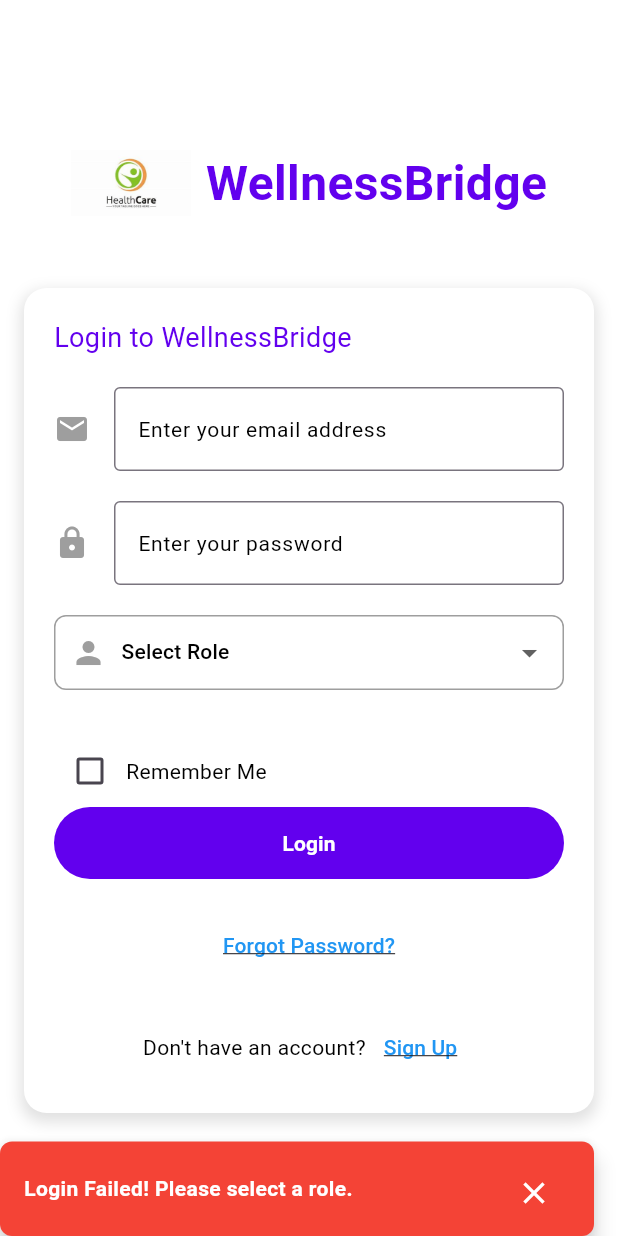
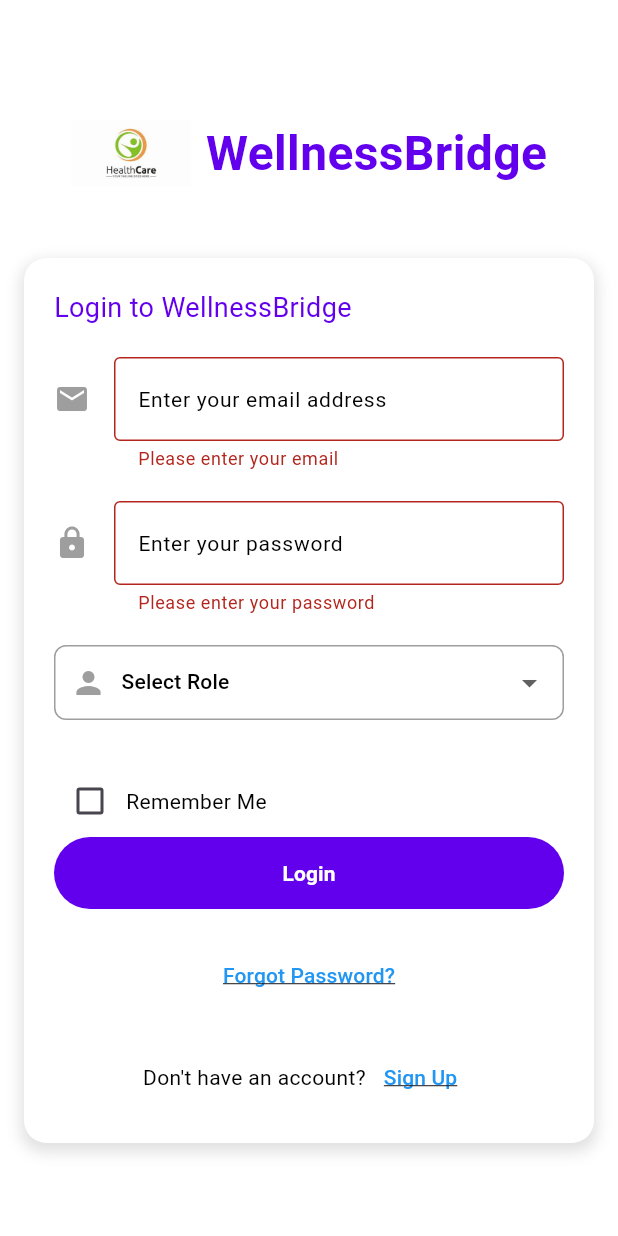
Before and after one commit to jadofils/WellnessBridge, a Flutter app: the screen it shows after launch, after a tap on "Login", on a phone screen of 412 x 824 dp. Run offline on Flutter 3.47's test engine with Material 3 defaults, Android fonts, the phone set to English and light mode, and no system bars.

Commit message:
login input validation

```diff
--- a/lib/HomePages/login.dart
+++ b/lib/HomePages/login.dart
@@ -10,8 +10,42 @@ class LoginPage extends StatefulWidget {
 }
 
 class _LoginPageState extends State<LoginPage> {
+  final _formKey = GlobalKey<FormState>();
   String? _selectedRole;
   bool _rememberMe = false;
+  TextEditingController _emailController = TextEditingController();
+  TextEditingController _passwordController = TextEditingController();
+
+  String? _validateEmail(String? value) {
+    if (value == null || value.isEmpty) {
+      return 'Please enter your email';
+    }
+    final emailRegex = RegExp(r'^[^@]+@[^@]+\.[^@]+');
+    if (!emailRegex.hasMatch(value)) {
+      return 'Enter a valid email address';
+    }
+    return null;
+  }
+
+  String? _validatePassword(String? value) {
+    if (value == null || value.isEmpty) {
+      return 'Please enter your password';
+    }
+    if (value.length < 6) {
+      return 'Password must be at least 6 characters long';
+    }
+    return null;
+  }
+
+  void _login() {
+    if (_formKey.currentState!.validate()) {
+      if (_selectedRole == null) {
+        showCustomSnackBar(context, "Login Failed! Please select a role.", false);
+      } else {
+        showCustomSnackBar(context, "Login Successful!", true);
+      }
+    }
+  }
 
   @override
   Widget build(BuildContext context) {
@@ -40,19 +74,21 @@ class _LoginPageState extends State<LoginPage> {
               Container(
                 width: MediaQuery.of(context).size.width > 600 ? 400 : double.infinity,
                 padding: EdgeInsets.all(20),
-                margin: EdgeInsets.symmetric(horizontal: 16), // Ensure padding on all sides
+                margin: EdgeInsets.symmetric(horizontal: 16),
                 decoration: BoxDecoration(
                   color: Colors.white,
-                  borderRadius: BorderRadius.circular(15), // Rounded corners
+                  borderRadius: BorderRadius.circular(15),
                   boxShadow: [
                     BoxShadow(
                       color: Colors.black12,
                       blurRadius: 8,
                       spreadRadius: 2,
-                      offset: Offset(0, 4), // Adds slight elevation
+                      offset: Offset(0, 4),
                     ),
                   ],
                 ),
+                child: Form(
+                  key: _formKey,
                   child: Column(
                     crossAxisAlignment: CrossAxisAlignment.start,
                     children: [
@@ -60,18 +96,22 @@ class _LoginPageState extends State<LoginPage> {
                       SizedBox(height: 20),
 
                       // Email Input
-                    TextField(
+                      TextFormField(
+                        controller: _emailController,
+                        keyboardType: TextInputType.emailAddress,
                         decoration: InputDecoration(
                           icon: Icon(Icons.email, color: Colors.grey),
                           labelText: 'Enter your email address',
                           labelStyle: AppTheme.bodyTextStyle,
                           border: OutlineInputBorder(),
                         ),
+                        validator: _validateEmail,
                       ),
                       SizedBox(height: 20),
 
                       // Password Input
-                    TextField(
+                      TextFormField(
+                        controller: _passwordController,
                         obscureText: true,
                         decoration: InputDecoration(
                           icon: Icon(Icons.lock, color: Colors.grey),
@@ -79,6 +119,7 @@ class _LoginPageState extends State<LoginPage> {
                           labelStyle: AppTheme.bodyTextStyle,
                           border: OutlineInputBorder(),
                         ),
+                        validator: _validatePassword,
                       ),
                       SizedBox(height: 20),
 
@@ -139,16 +180,10 @@ class _LoginPageState extends State<LoginPage> {
 
                       // Login Button
                       TextButton(
-                      onPressed: () {
-                        if (_selectedRole != null) {
-                          showCustomSnackBar(context, "Login Successful!", true);
-                        } else {
-                          showCustomSnackBar(context, "Login Failed! Please select a role.", false);
-                        }
-                      },
+                        onPressed: _login,
                         style: TextButton.styleFrom(
                           backgroundColor: AppTheme.buttonColor,
-                               minimumSize: Size(600, 48),  // Setting the width to 600px and height to 48px
+                          minimumSize: Size(600, 48),
                           padding: EdgeInsets.symmetric(vertical: 12, horizontal: 20),
                         ),
                         child: Text(
@@ -208,6 +243,7 @@ class _LoginPageState extends State<LoginPage> {
                     ],
                   ),
                 ),
+              ),
             ],
           ),
         ),
```
Lines whose indentation alone changed are shown as unchanged.
